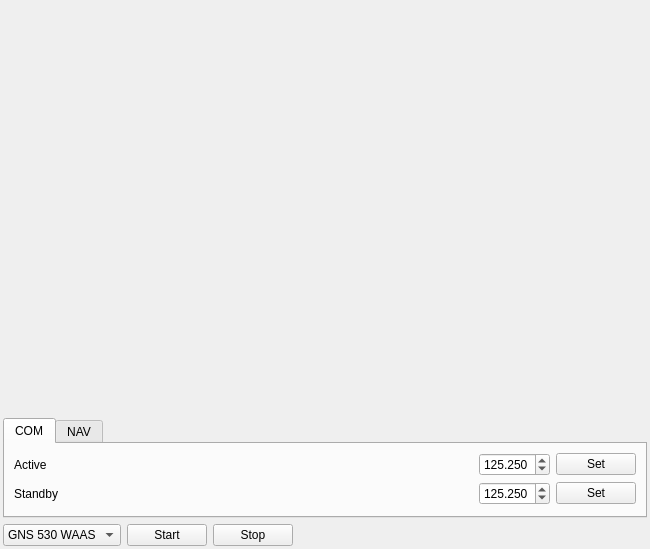
jeffhendrix/garmin-gns-430-530-interface, file gnsTest1/mainWindow.ui: the form before one commit.
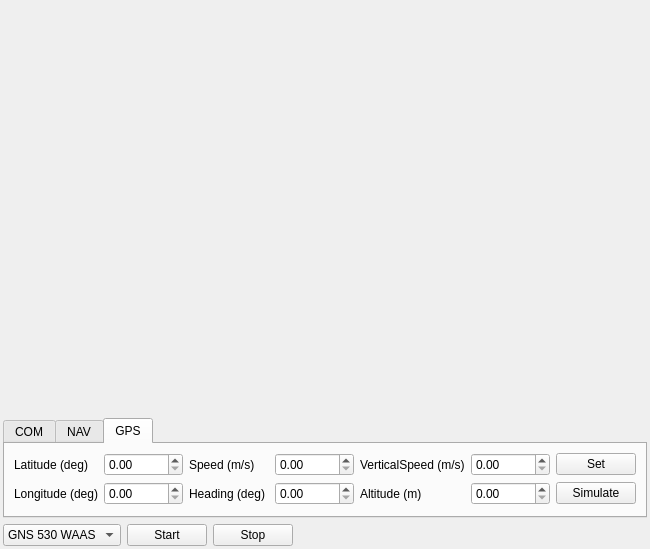
The form after the commit. Custom widgets are drawn as their Qt base class.

The edit to the form file:
```diff
--- a/gnsTest1/mainWindow.ui
+++ b/gnsTest1/mainWindow.ui
@@ -61,7 +61,7 @@
       </size>
      </property>
      <property name="currentIndex">
-      <number>0</number>
+      <number>2</number>
      </property>
      <widget class="QWidget" name="tabCOM">
       <attribute name="title">
@@ -265,6 +265,107 @@
        </item>
       </layout>
      </widget>
+     <widget class="QWidget" name="tabGPS">
+      <attribute name="title">
+       <string>GPS</string>
+      </attribute>
+      <layout class="QGridLayout" name="gridLayout">
+       <item row="1" column="1">
+        <widget class="QDoubleSpinBox" name="spinLongitude">
+         <property name="maximum">
+          <double>360.000000000000000</double>
+         </property>
+        </widget>
+       </item>
+       <item row="0" column="1">
+        <widget class="QDoubleSpinBox" name="spinLatitude">
+         <property name="maximum">
+          <double>360.000000000000000</double>
+         </property>
+        </widget>
+       </item>
+       <item row="0" column="0">
+        <widget class="QLabel" name="label_5">
+         <property name="text">
+          <string>Latitude (deg)</string>
+         </property>
+        </widget>
+       </item>
+       <item row="0" column="2">
+        <widget class="QLabel" name="label_6">
+         <property name="text">
+          <string>Speed (m/s)</string>
+         </property>
+        </widget>
+       </item>
+       <item row="0" column="4">
+        <widget class="QLabel" name="label_7">
+         <property name="text">
+          <string>VerticalSpeed (m/s)</string>
+         </property>
+        </widget>
+       </item>
+       <item row="0" column="5">
+        <widget class="QDoubleSpinBox" name="spinVerticalSpeed">
+         <property name="maximum">
+          <double>10000.000000000000000</double>
+         </property>
+        </widget>
+       </item>
+       <item row="1" column="0">
+        <widget class="QLabel" name="label_8">
+         <property name="text">
+          <string>Longitude (deg)</string>
+         </property>
+        </widget>
+       </item>
+       <item row="1" column="2">
+        <widget class="QLabel" name="label_9">
+         <property name="text">
+          <string>Heading (deg)</string>
+         </property>
+        </widget>
+       </item>
+       <item row="1" column="3">
+        <widget class="QDoubleSpinBox" name="spinHeading"/>
+       </item>
+       <item row="1" column="5">
+        <widget class="QDoubleSpinBox" name="spinAltitude">
+         <property name="maximum">
+          <double>10000.000000000000000</double>
+         </property>
+        </widget>
+       </item>
+       <item row="1" column="4">
+        <widget class="QLabel" name="label_10">
+         <property name="text">
+          <string>Altitude (m)</string>
+         </property>
+        </widget>
+       </item>
+       <item row="0" column="6">
+        <widget class="QPushButton" name="btnSetGPS">
+         <property name="text">
+          <string>Set</string>
+         </property>
+        </widget>
+       </item>
+       <item row="1" column="6">
+        <widget class="QPushButton" name="btnSimulateGPS">
+         <property name="text">
+          <string>Simulate</string>
+         </property>
+        </widget>
+       </item>
+       <item row="0" column="3">
+        <widget class="QDoubleSpinBox" name="spinSpeed">
+         <property name="maximum">
+          <double>1000.000000000000000</double>
+         </property>
+        </widget>
+       </item>
+      </layout>
+     </widget>
     </widget>
    </item>
    <item>
```
Left out of the diff: 2 changed lines with no effect on the pictures.
